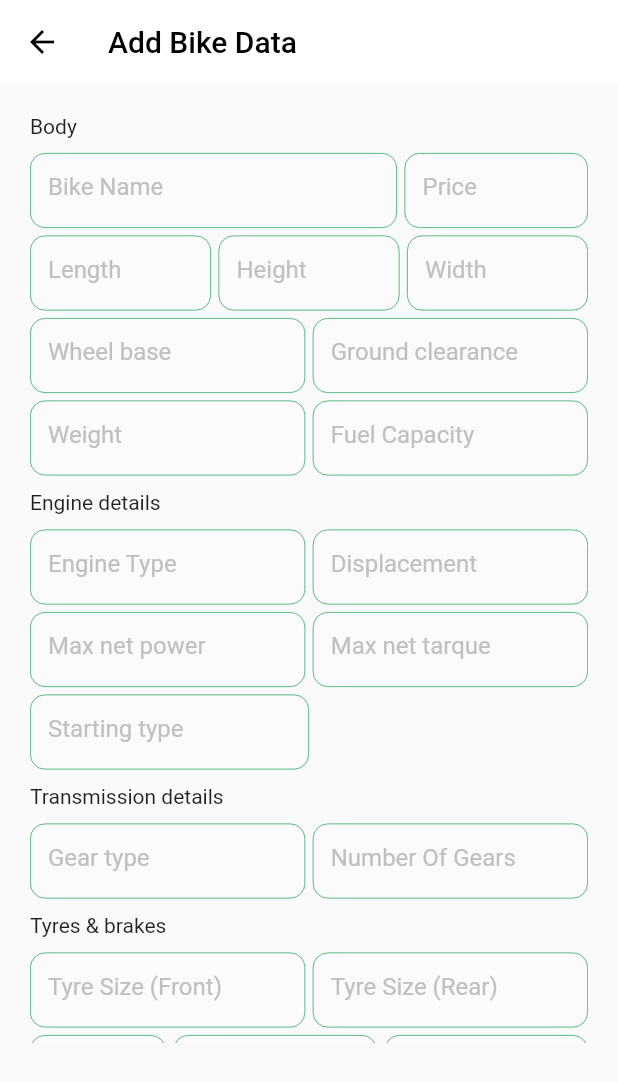
After one commit to mahfuzur32785/firebase_registration_flutter, a Flutter app: the AdminPage screen opened directly, after a tap on "Add Data", on a phone screen of 412 x 824 dp. The commit adds this screen. Shown: the top 1082 px of the screen. Run offline on Flutter 3.47's test engine with Material 2 defaults, Android fonts, the phone set to English and light mode, and no system bars; our stand-ins replace auto_size_text, cloud_firestore, firebase_auth, firebase_core, firebase_storage, image_picker and 1 more; accounts and stored records are empty.

Commit message:
add data without imagge

```diff
--- /dev/null
+++ b/lib/admin/add_data.dart
@@ -0,0 +1,490 @@
+import 'package:flutter/material.dart';
+import 'package:image_picker/image_picker.dart';
+import 'dart:io';
+
+import '../custom_things/custom_text_feild/custom_text_feild.dart';
+import '../helper/firebase_helper.dart';
+
+class AddBikeData extends StatefulWidget {
+  const AddBikeData({Key? key}) : super(key: key);
+
+  @override
+  State<AddBikeData> createState() => _AddBikeDataState();
+}
+
+class _AddBikeDataState extends State<AddBikeData> {
+
+  TextEditingController nameController = TextEditingController();
+  TextEditingController priceController = TextEditingController();
+  TextEditingController lengthController = TextEditingController();
+  TextEditingController heightController = TextEditingController();
+  TextEditingController widthController = TextEditingController();
+  TextEditingController wheelBaseController = TextEditingController();
+  TextEditingController groundClearController = TextEditingController();
+  TextEditingController weightController = TextEditingController();
+  TextEditingController fuelCapacityController = TextEditingController();
+  TextEditingController engineTypeController = TextEditingController();
+  TextEditingController displacementController = TextEditingController();
+  TextEditingController maxPowerController = TextEditingController();
+  TextEditingController maxTorqueController = TextEditingController();
+  TextEditingController staringTypeController = TextEditingController();
+  TextEditingController gearTypeController = TextEditingController();
+  TextEditingController numberGearController = TextEditingController();
+  TextEditingController tyreFSizeController = TextEditingController();
+  TextEditingController tyreRSizeController = TextEditingController();
+  TextEditingController wheelSizeController = TextEditingController();
+  TextEditingController frontBreakController = TextEditingController();
+  TextEditingController rearBreakController = TextEditingController();
+  TextEditingController batteryTypeController = TextEditingController();
+  TextEditingController headLempCntroller = TextEditingController();
+
+  XFile? bikeImage;
+
+  @override
+  Widget build(BuildContext context) {
+    return Scaffold(
+      appBar: AppBar(
+        backgroundColor: Colors.white,
+        elevation: 0,
+        title: Text('Add Bike Data',style: TextStyle(
+          color: Colors.black,
+        ),),
+        leading: IconButton(onPressed: () {
+          Navigator.of(context).pop();
+        }, icon: Icon(Icons.arrow_back),color: Colors.black,),
+      ),
+      body: Container(
+        height: MediaQuery.of(context).size.height*.8,
+        padding: EdgeInsets.all(20),
+        child: SingleChildScrollView(
+          child: Column(
+            crossAxisAlignment: CrossAxisAlignment.start,
+            children: [
+              Text('Body'),
+              SizedBox(height: 10,),
+              Container(
+                height: 50,
+                child: Row(
+                  children: [
+                    Expanded(
+                      flex:4,
+                      child: CustomTextFeild(
+                        controller: nameController,
+                        obscureText: false,
+                        hintText: 'Bike Name',
+                      ),),
+                    SizedBox(width: 5,),
+                    Expanded(
+                      flex: 2,
+                      child: CustomTextFeild(
+                        obscureText: false,
+                        hintText: 'Price',
+                        controller: priceController,
+                      ),)
+                  ],
+                ),
+              ),
+              SizedBox(height: 5,),
+              Container(
+                height: 50,
+                child: Row(
+                  children: [
+                    Expanded(
+                      flex:2,
+                      child: CustomTextFeild(
+                        obscureText: false,
+                        hintText: 'Length',
+                        controller: lengthController,
+                      ),),
+                    SizedBox(width: 5,),
+                    Expanded(
+                      flex: 2,
+                      child: CustomTextFeild(
+                        obscureText: false,
+                        hintText: 'Height',
+                        controller: heightController,
+                      ),),
+                    SizedBox(width: 5,),
+                    Expanded(
+                      flex: 2,
+                      child: CustomTextFeild(
+                        obscureText: false,
+                        hintText: 'Width',
+                        controller: widthController,
+                      ),),
+                  ],
+                ),
+              ),
+              SizedBox(height: 5,),
+              Container(
+                height: 50,
+                child: Row(
+                  children: [
+                    Expanded(
+                      flex:2,
+                      child: CustomTextFeild(
+                        obscureText: false,
+                        hintText: 'Wheel base',
+                        controller: wheelBaseController,
+                      ),),
+                    SizedBox(width: 5,),
+                    Expanded(
+                      flex: 2,
+                      child: CustomTextFeild(
+                        obscureText: false,
+                        hintText: 'Ground clearance',
+                        controller: groundClearController,
+                      ),),
+                  ],
+                ),
+              ),
+              SizedBox(height: 5,),
+              Container(
+                height: 50,
+                child: Row(
+                  children: [
+                    Expanded(
+                      flex:2,
+                      child: CustomTextFeild(
+                        obscureText: false,
+                        hintText: 'Weight',
+                        controller: weightController,
+                      ),),
+                    SizedBox(width: 5,),
+                    Expanded(
+                      flex: 2,
+                      child: CustomTextFeild(
+                        obscureText: false,
+                        hintText: 'Fuel Capacity',
+                        controller: fuelCapacityController,
+                      ),
+                    ),
+                  ],
+                ),
+              ),
+              SizedBox(height: 10,),
+
+              Text('Engine details'),
+              SizedBox(height: 10,),
+              Container(
+                height: 50,
+                child: Row(
+                  children: [
+                    Expanded(
+                      flex:2,
+                      child: CustomTextFeild(
+                        obscureText: false,
+                        hintText: 'Engine Type',
+                        controller: engineTypeController,
+                      ),),
+                    SizedBox(width: 5,),
+                    Expanded(
+                      flex: 2,
+                      child: CustomTextFeild(
+                        obscureText: false,
+                        hintText: 'Displacement',
+                        controller: displacementController,
+                      ),),
+                  ],
+                ),
+              ),
+              SizedBox(height: 5,),
+              Container(
+                height: 50,
+                child: Row(
+                  children: [
+                    Expanded(
+                      flex:2,
+                      child: CustomTextFeild(
+                        obscureText: false,
+                        hintText: 'Max net power',
+                        controller: maxPowerController,
+                      ),),
+                    SizedBox(width: 5,),
+                    Expanded(
+                      flex: 2,
+                      child: CustomTextFeild(
+                        obscureText: false,
+                        hintText: 'Max net tarque',
+                        controller: maxTorqueController,
+                      ),),
+                  ],
+                ),
+              ),
+              SizedBox(height: 5,),
+              Container(
+                height: 50,
+                child: Row(
+                  children: [
+                    Expanded(
+                      flex:2,
+                      child: CustomTextFeild(
+                        obscureText: false,
+                        hintText: 'Starting type',
+                        controller: staringTypeController,
+                      ),
+                    ),
+                    Expanded(
+                        flex:2,
+                        child: Container()
+                    ),
+                  ],
+                ),
+              ),
+              SizedBox(height: 10,),
+
+              Text('Transmission details'),
+              SizedBox(height: 10,),
+              Container(
+                height: 50,
+                child: Row(
+                  children: [
+                    Expanded(
+                      flex:2,
+                      child: CustomTextFeild(
+                        obscureText: false,
+                        hintText: 'Gear type',
+                        controller: gearTypeController,
+                      ),),
+                    SizedBox(width: 5,),
+                    Expanded(
+                      flex: 2,
+                      child: CustomTextFeild(
+                        obscureText: false,
+                        hintText: 'Number Of Gears',
+                        controller: numberGearController,
+                      ),),
+                  ],
+                ),
+              ),
+              SizedBox(height: 10,),
+
+              Text('Tyres & brakes'),
+              SizedBox(height: 10,),
+              Container(
+                height: 50,
+                child: Row(
+                  children: [
+                    Expanded(
+                      flex:2,
+                      child: CustomTextFeild(
+                        obscureText: false,
+                        hintText: 'Tyre Size (Front)',
+                        controller: tyreFSizeController,
+                      ),),
+                    SizedBox(width: 5,),
+                    Expanded(
+                      flex: 2,
+                      child: CustomTextFeild(
+                        obscureText: false,
+                        hintText: 'Tyre Size (Rear)',
+                        controller: tyreRSizeController,
+                      ),),
+                  ],
+                ),
+              ),
+              SizedBox(height: 5,),
+              Container(
+                height: 50,
+                child: Row(
+                  children: [
+                    Expanded(
+                      flex:2,
+                      child: CustomTextFeild(
+                        obscureText: false,
+                        hintText: 'Wheel Size',
+                        controller: wheelSizeController,
+                      ),),
+                    SizedBox(width: 5,),
+                    Expanded(
+                      flex: 3,
+                      child: CustomTextFeild(
+                        obscureText: false,
+                        hintText: 'Brakes Front',
+                        controller: frontBreakController,
+                      ),),
+                    SizedBox(width: 5,),
+                    Expanded(
+                      flex: 3,
+                      child: CustomTextFeild(
+                        obscureText: false,
+                        hintText: 'Brakes Front',
+                        controller: rearBreakController,
+                      ),),
+                  ],
+                ),
+              ),
+              SizedBox(height: 10,),
+
+              Text('Electricals'),
+              SizedBox(height: 10,),
+              Container(
+                height: 50,
+                child: Row(
+                  children: [
+                    Expanded(
+                      flex:2,
+                      child: CustomTextFeild(
+                        obscureText: false,
+                        hintText: 'Battery Type',
+                        controller: batteryTypeController,
+                      ),),
+                    SizedBox(width: 5,),
+                    Expanded(
+                      flex: 2,
+                      child: CustomTextFeild(
+                        obscureText: false,
+                        hintText: 'Head Lamp',
+                        controller: headLempCntroller,
+                      ),
+                    ),
+                  ],
+                ),
+              ),
+              SizedBox(height: 20,),
+
+              //Image add ++++++++++++++++++++++++++
+              Container(
+                width: double.infinity,
+                height: 200,
+                color: Colors.grey.shade100,
+                alignment: Alignment.center,
+                child: bikeImage!=null? Stack(
+                  children: [
+                    Container(
+                      child: Image(image: FileImage(File(bikeImage!.path)),),
+                    ),
+                    Positioned(
+                      bottom: 20,
+                      right: 20,
+                      child: Row(
+                        children: [
+                          IconButton(onPressed: () {
+                            setState(() {
+                              bikeImage = null;
+                            });
+                          }, icon: Icon(Icons.delete),),
+                          IconButton(onPressed: () {
+                            imagePickerOption();
+                          }, icon: Icon(Icons.edit,color: Colors.white,size: 30,),)
+                        ],
+                      ),
+                    )
+                  ],
+                ): Container(
+                  child: IconButton(onPressed: () {
+                    imagePickerOption();
+                  }, icon: Icon(Icons.photo,size: 30,))
+                ),
+              ),
+              SizedBox(height: 20,),
+
+              //Upload Button ++++++++++++++++++++++
+              Align(
+                alignment: Alignment.center,
+                child: ElevatedButton(onPressed: () {
+                  FireBaseHelper().addBikeData(
+                    name: nameController.text, price: priceController.text, length: lengthController.text,
+                    height: heightController.text, width: widthController.text, wheel_base: wheelBaseController.text,
+                    ground_clear: groundClearController.text, weight: weightController.text, fuel_capacity: fuelCapacityController.text,
+                    engine_type: engineTypeController.text, displacement: displacementController.text,
+                    max_power: maxPowerController.text, max_tork: maxTorqueController.text, stering_type: staringTypeController.text,
+                    gear_type: gearTypeController.text, number_gear: numberGearController.text, tyre_f_size: tyreFSizeController.text,
+                    tyre_r_size: tyreRSizeController.text, wheel_size: wheelSizeController.text, front_break: frontBreakController.text,
+                    rear_break: rearBreakController.text, battery_type: batteryTypeController.text, head_lemp: headLempCntroller.text,
+                    img: bikeImage,
+                  );
+                }, child: Text('Upload'),
+                  style: ElevatedButton.styleFrom(
+                    backgroundColor: Color(0xFF006847),
+                  ),
+                ),
+              )
+            ],
+          ),
+        ),
+      ),
+    );
+  }
+  imagePickerOption() {
+    showDialog(context: context, builder: (context) {
+      return AlertDialog(actionsAlignment: MainAxisAlignment.center,
+        title: Center(child: Text('Select an option')),
+        actions: [
+          TextButton(onPressed: () {
+            Navigator.of(context).pop();
+          }, child: Text('Cancel',style: TextStyle(color: Color(0xFF006847),),))
+        ],
+        content: Column(
+          mainAxisSize: MainAxisSize.min,
+          children: [
+            SizedBox(height: 20,),
+            Row(
+              children: [
+                Expanded(
+                  flex:5,
+                  child: GestureDetector(
+                    onTap: (){
+                      _getFromCamera();
+                      Navigator.of(context).pop();
+                    },
+                    child: Container(
+                        alignment: Alignment.center,
+                        color: Color(0xFFDAD9D9),
+                        height: MediaQuery.of(context).size.height*0.1,
+                        width: MediaQuery.of(context).size.width*0.5,
+                        child: Column(
+                          mainAxisAlignment: MainAxisAlignment.spaceEvenly,
+                          children: [
+                            Icon(Icons.camera_alt),
+                            Text('Camera')
+                          ],)
+                    ),
+                  ),
+                ),
+                Expanded(child: Container(height: 2,),flex: 1,),
+                Expanded(
+                  flex:5,
+                  child: GestureDetector(
+                    onTap: (){
+                      _getFromGallery();
+                      Navigator.of(context).pop();
+                    },
+                    child: Container(
+                        alignment: Alignment.center,
+                        color: Color(0xFFDAD9D9),
+                        height: MediaQuery.of(context).size.height*0.1,
+                        width: MediaQuery.of(context).size.width*0.5,
+                        child: Column(
+                          mainAxisAlignment: MainAxisAlignment.spaceEvenly,
+                          children: [
+                            Icon(Icons.photo),
+                            Text('Gallery')
+                          ],)
+                    ),
+                  ),
+                ),
+              ],
+            ),
+          ],
+        ),
+      );
+    },);
+  }
+
+  //GET IMAGE FROM GALLERY+++++++++++++++
+  _getFromGallery() async {
+    ImagePicker _picker = ImagePicker();
+    bikeImage = await _picker.pickImage(source: ImageSource.gallery);
+    setState(() {
+
+    });
+  }
+  _getFromCamera() async {
+    ImagePicker _picker = ImagePicker();
+    bikeImage = await _picker.pickImage(source: ImageSource.camera);
+    setState(() {
+
+    });
+  }
+}
--- /dev/null
+++ b/lib/admin/admin_page.dart
@@ -0,0 +1,52 @@
+import 'dart:io';
+
+import 'package:firebase_project/custom_things/custom_text_feild/custom_text_feild.dart';
+import 'package:firebase_project/helper/firebase_helper.dart';
+import 'package:flutter/material.dart';
+import 'package:image_picker/image_picker.dart';
+
+import 'add_data.dart';
+
+class AdminPage extends StatefulWidget {
+  const AdminPage({Key? key}) : super(key: key);
+
+  @override
+  State<AdminPage> createState() => _AdminPageState();
+}
+
+class _AdminPageState extends State<AdminPage> {
+
+  @override
+  Widget build(BuildContext context) {
+    return Scaffold(
+      appBar: AppBar(
+        backgroundColor: Colors.white,
+        elevation: 0,
+        title: Text('Admin Panal',style: TextStyle(
+          color: Colors.black,
+        ),),
+        actions: [
+          IconButton(onPressed: () {
+            FireBaseHelper().signOut(context);
+          }, icon: Icon(Icons.logout),color: Colors.red,iconSize: 25,)
+        ],
+      ),
+      body: Container(
+        child: Center(
+          child: Column(
+            children: [
+              ElevatedButton(onPressed: () {
+                Navigator.of(context).push(MaterialPageRoute(builder: (context)=>AddBikeData()));
+              }, child: Text('Add Data'),
+              style: ElevatedButton.styleFrom(
+                backgroundColor: Color(0xFF006847),
+              ),
+              ),
+              SizedBox(height: 10,),
+            ],
+          ),
+        ),
+      ),
+    );
+  }
+}
--- a/pubspec.yaml
+++ b/pubspec.yaml
@@ -42,6 +42,7 @@ dependencies:
   cloud_firestore: ^3.4.6
   rflutter_alert: ^2.0.4
   image_picker: any
+  auto_size_text: any
   image_cropper: any
   provider: ^6.0.3
 
```
Also changed, not shown: lib/auth_screen/signin_page.dart (+48 -13 lines), lib/helper/firebase_helper.dart (+81 -6 lines), pubspec.lock.
